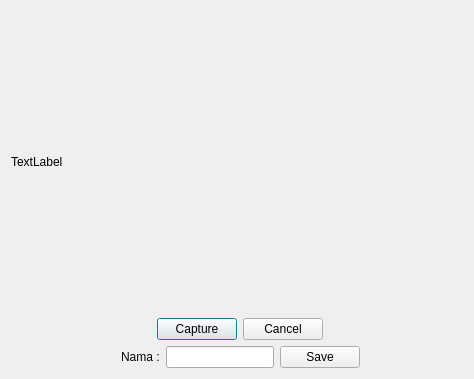
Above: pendaftaran.ui from kaconk17/python_opencv before the change. Below: the same form after it.
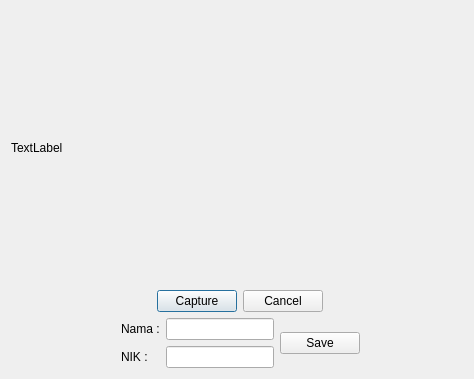
That is the form after the change.

Patch:
```diff
--- a/pendaftaran.ui
+++ b/pendaftaran.ui
@@ -86,14 +86,28 @@
         </spacer>
        </item>
        <item>
+        <layout class="QGridLayout" name="gridLayout_2">
+         <item row="0" column="0">
         <widget class="QLabel" name="label_2">
          <property name="text">
           <string>Nama :</string>
          </property>
         </widget>
        </item>
-       <item>
+         <item row="0" column="1">
         <widget class="QLineEdit" name="txtName"/>
+         </item>
+         <item row="1" column="0">
+          <widget class="QLabel" name="label_3">
+           <property name="text">
+            <string>NIK :</string>
+           </property>
+          </widget>
+         </item>
+         <item row="1" column="1">
+          <widget class="QLineEdit" name="txtNik"/>
+         </item>
+        </layout>
        </item>
        <item>
         <widget class="QPushButton" name="btnSave">
```
Lines whose indentation alone changed are shown as unchanged.
